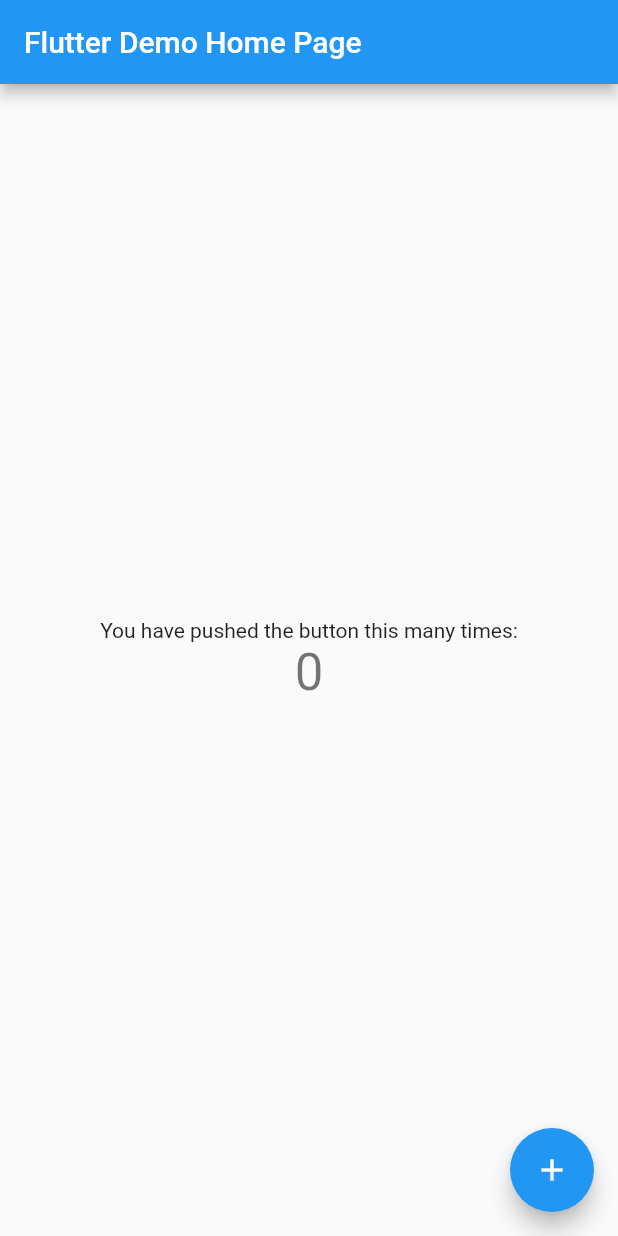
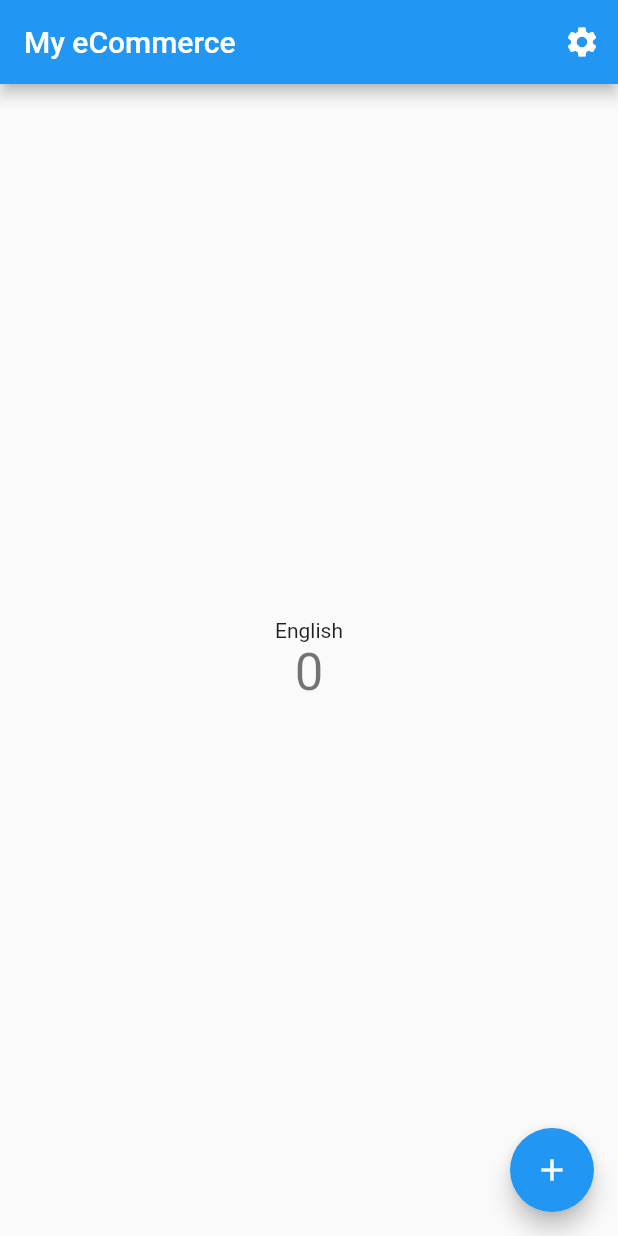
Before and after one commit to AdelDaniel/my_ecommerce, a Flutter app: the screen it shows after launch, on a phone screen of 412 x 824 dp. Run offline on Flutter 3.47's test engine with Material 2 defaults, Android fonts, the phone set to English and light mode, and no system bars; our stand-ins replace bloc, equatable, flutter_bloc; generated files the repository leaves out were written again.

Commit message:
add_language_localization_using_cubit

```diff
--- /dev/null
+++ b/I10n.yaml
@@ -0,0 +1,3 @@
+arb-dir: lib/l10n
+template-arb-file: app_en.arb
+output-localization-file: app_localizations.dart
--- /dev/null
+++ b/lib/l10n/app_en.arb
@@ -0,0 +1,9 @@
+{
+    "@@locale": "en",
+    "@language": {
+        "description": "The Main Language"
+    },
+    "cart": "Cart",
+    "language": "English",
+    "title": "My eCommerce"
+}
--- /dev/null
+++ b/lib/l10n/l10n.dart
@@ -0,0 +1,18 @@
+import 'package:flutter/material.dart';
+
+class L10n {
+  static final all = [
+    const Locale('en'),
+    const Locale('ar'),
+  ];
+
+  static String getFlag(String code) {
+    switch (code) {
+      case 'ar':
+        return '🇪🇬';
+      case 'en':
+      default:
+        return '🇺🇸';
+    }
+  }
+}
--- a/lib/main.dart
+++ b/lib/main.dart
@@ -1,4 +1,10 @@
 import 'package:flutter/material.dart';
+import 'package:flutter_bloc/flutter_bloc.dart';
+import 'package:flutter_gen/gen_l10n/app_localizations.dart';
+import 'package:flutter_localizations/flutter_localizations.dart';
+import 'settings/language_settings/cubit/language_cubit.dart';
+import 'settings/settings_screen.dart';
+import 'l10n/l10n.dart';
 
 void main() {
   runApp(MyApp());
@@ -8,38 +14,37 @@ class MyApp extends StatelessWidget {
   // This widget is the root of your application.
   @override
   Widget build(BuildContext context) {
-    return MaterialApp(
-      title: 'Flutter Demo',
-      theme: ThemeData(
-        // This is the theme of your application.
-        //
-        // Try running your application with "flutter run". You'll see the
-        // application has a blue toolbar. Then, without quitting the app, try
-        // changing the primarySwatch below to Colors.green and then invoke
-        // "hot reload" (press "r" in the console where you ran "flutter run",
-        // or simply save your changes to "hot reload" in a Flutter IDE).
-        // Notice that the counter didn't reset back to zero; the application
-        // is not restarted.
-        primarySwatch: Colors.blue,
+    return BlocProvider<LanguageCubit>(
+      create: (context) => LanguageCubit(),
+      child: BlocBuilder<LanguageCubit, LanguageState>(
+        builder: (context, state) {
+          return MaterialApp(
+            debugShowCheckedModeBanner: false,
+            localizationsDelegates: [
+              AppLocalizations.delegate,
+              GlobalMaterialLocalizations.delegate,
+              GlobalCupertinoLocalizations.delegate,
+            ],
+            locale: state.locale,
+            supportedLocales: L10n.all,
+            // localizationsDelegates: AppLocalizations.localizationsDelegates,
+            // supportedLocales: AppLocalizations.supportedLocales,
+            theme: ThemeData(
+              primarySwatch: Colors.blue,
+            ),
+            title: "My eCommerce",
+            home: MyHomePage(),
+          );
+        },
       ),
-      home: MyHomePage(title: 'Flutter Demo Home Page'),
     );
   }
 }
 
 class MyHomePage extends StatefulWidget {
-  MyHomePage({Key? key, required this.title}) : super(key: key);
-
-  // This widget is the home page of your application. It is stateful, meaning
-  // that it has a State object (defined below) that contains fields that affect
-  // how it looks.
-
-  // This class is the configuration for the state. It holds the values (in this
-  // case the title) provided by the parent (in this case the App widget) and
-  // used by the build method of the State. Fields in a Widget subclass are
-  // always marked "final".
-
-  final String title;
+  MyHomePage({
+    Key? key,
+  }) : super(key: key);
 
   @override
   _MyHomePageState createState() => _MyHomePageState();
@@ -50,52 +55,27 @@ class _MyHomePageState extends State<MyHomePage> {
 
   void _incrementCounter() {
     setState(() {
-      // This call to setState tells the Flutter framework that something has
-      // changed in this State, which causes it to rerun the build method below
-      // so that the display can reflect the updated values. If we changed
-      // _counter without calling setState(), then the build method would not be
-      // called again, and so nothing would appear to happen.
       _counter++;
     });
   }
 
   @override
   Widget build(BuildContext context) {
-    // This method is rerun every time setState is called, for instance as done
-    // by the _incrementCounter method above.
-    //
-    // The Flutter framework has been optimized to make rerunning build methods
-    // fast, so that you can just rebuild anything that needs updating rather
-    // than having to individually change instances of widgets.
     return Scaffold(
       appBar: AppBar(
-        // Here we take the value from the MyHomePage object that was created by
-        // the App.build method, and use it to set our appbar title.
-        title: Text(widget.title),
+        actions: [
+          IconButton(
+              onPressed: () => Navigator.push(context,
+                  MaterialPageRoute(builder: (context) => SettingsScreen())),
+              icon: Icon(Icons.settings))
+        ],
+        title: Text(AppLocalizations.of(context).title),
       ),
       body: Center(
-        // Center is a layout widget. It takes a single child and positions it
-        // in the middle of the parent.
         child: Column(
-          // Column is also a layout widget. It takes a list of children and
-          // arranges them vertically. By default, it sizes itself to fit its
-          // children horizontally, and tries to be as tall as its parent.
-          //
-          // Invoke "debug painting" (press "p" in the console, choose the
-          // "Toggle Debug Paint" action from the Flutter Inspector in Android
-          // Studio, or the "Toggle Debug Paint" command in Visual Studio Code)
-          // to see the wireframe for each widget.
-          //
-          // Column has various properties to control how it sizes itself and
-          // how it positions its children. Here we use mainAxisAlignment to
-          // center the children vertically; the main axis here is the vertical
-          // axis because Columns are vertical (the cross axis would be
-          // horizontal).
           mainAxisAlignment: MainAxisAlignment.center,
           children: <Widget>[
-            Text(
-              'You have pushed the button this many times:',
-            ),
+            Text(AppLocalizations.of(context).language),
             Text(
               '$_counter',
               style: Theme.of(context).textTheme.headline4,
@@ -107,7 +87,7 @@ class _MyHomePageState extends State<MyHomePage> {
         onPressed: _incrementCounter,
         tooltip: 'Increment',
         child: Icon(Icons.add),
-      ), // This trailing comma makes auto-formatting nicer for build methods.
+      ),
     );
   }
 }
--- /dev/null
+++ b/lib/settings/language_settings/cubit/language_cubit.dart
@@ -0,0 +1,12 @@
+import 'package:bloc/bloc.dart';
+import 'package:equatable/equatable.dart';
+import 'package:flutter/cupertino.dart';
+import 'package:my_ecommerce/l10n/l10n.dart';
+
+part 'language_state.dart';
+
+class LanguageCubit extends Cubit<LanguageState> {
+  LanguageCubit() : super(LanguageState(L10n.all[0]));
+
+  changeLanguage(locale) => emit(LanguageState(locale));
+}
--- /dev/null
+++ b/lib/settings/language_settings/cubit/language_state.dart
@@ -0,0 +1,9 @@
+part of 'language_cubit.dart';
+
+class LanguageState extends Equatable {
+  final Locale locale;
+  const LanguageState(this.locale);
+
+  @override
+  List<Object> get props => [locale];
+}
```
Also changed, not shown: lib/l10n/app_ar.arb (added, +9 -0 lines), lib/settings/language_settings/language_widget.dart (added, +35 -0 lines), lib/settings/settings_screen.dart (added, +20 -0 lines), pubspec.yaml (+7 -3 lines), pubspec.lock.
